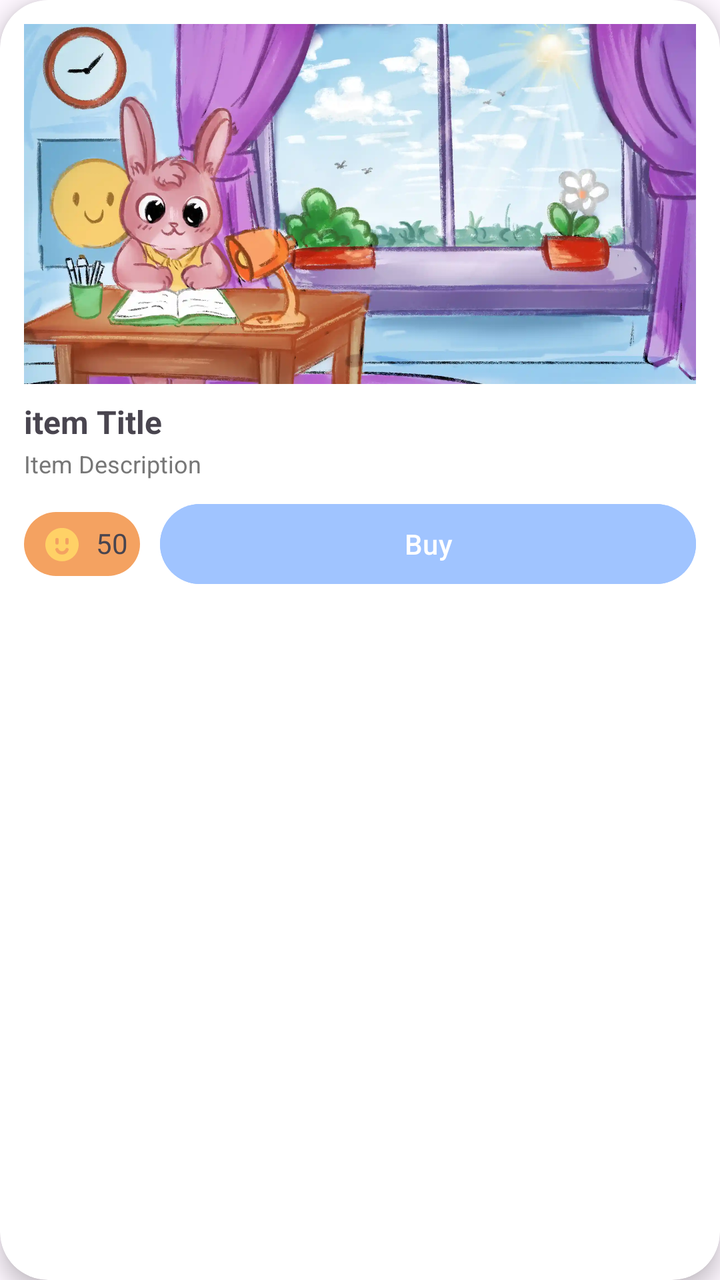
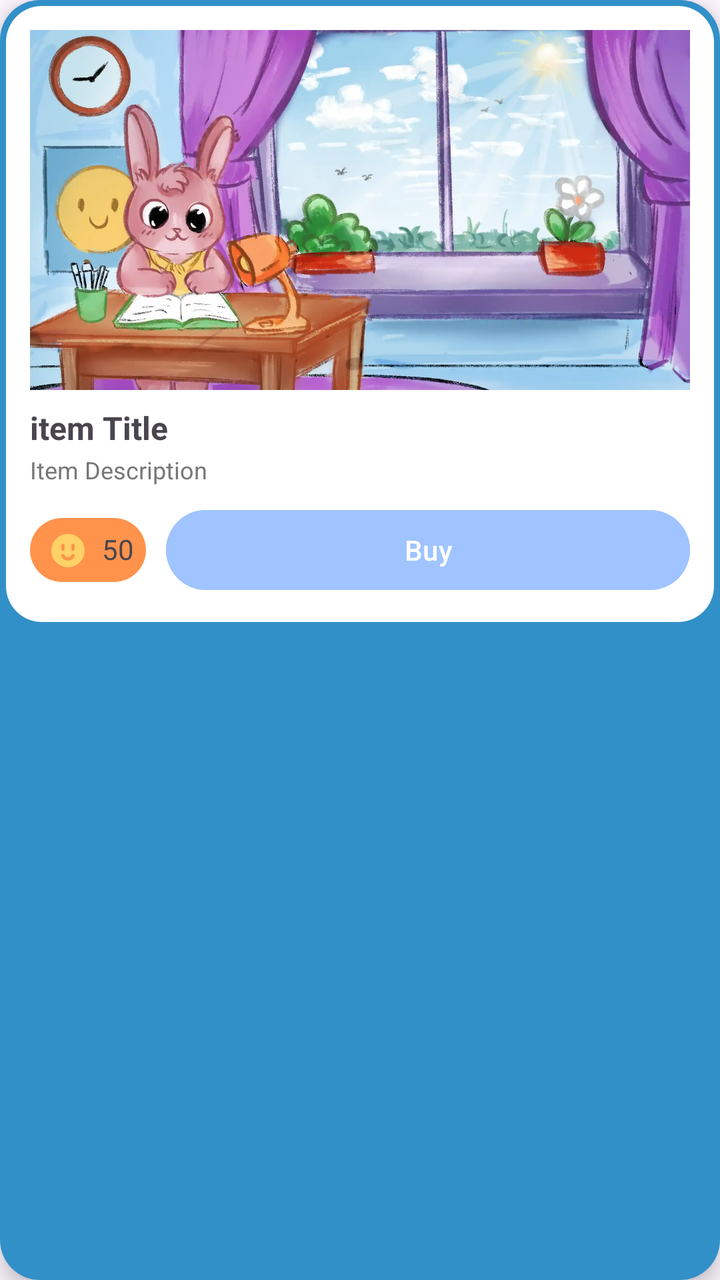

The first picture is an Android layout as it rendered before a commit; the second is the same layout after the commit. The layout source and the unified diff follow.
<!-- AndroidManifest.xml: application theme Theme.BetweenUs -->
<!-- res/layout/item_shop.xml -->
<?xml version="1.0" encoding="utf-8"?>
<androidx.cardview.widget.CardView xmlns:android="http://schemas.android.com/apk/res/android"
    android:layout_width="match_parent"
    android:layout_height="wrap_content"
    xmlns:app="http://schemas.android.com/apk/res-auto"
    android:layout_margin="8dp"
    app:cardCornerRadius="24dp"
    app:cardElevation="6dp"
    app:cardBackgroundColor="#FFFFFF">

    <LinearLayout
        android:orientation="vertical"
        android:padding="12dp"
        android:layout_width="match_parent"
        android:layout_height="wrap_content">

        
        <ImageView
            android:id="@+id/imgPreview"
            android:layout_width="match_parent"
            android:layout_height="180dp"
            android:src="@drawable/bg2"
            android:background="#F5F9FA"
            android:scaleType="centerCrop"
            />

        
        <TextView
            android:layout_width="wrap_content"
            android:layout_height="wrap_content"
            android:id="@+id/tvName"
            android:text="item Title "
            android:textStyle="bold"
            android:textSize="16sp"
            android:layout_marginTop="8dp"/>

        
        <TextView
            android:layout_width="wrap_content"
            android:layout_height="wrap_content"
            android:id="@+id/tvDescription"
            android:text="Item Description"
            android:textSize="12sp"
            android:textColor="#777"
            android:layout_marginTop="2dp"/>

        
        <LinearLayout
            android:layout_width="match_parent"
            android:layout_height="wrap_content"
            android:orientation="horizontal"
            android:layout_marginTop="8dp"
            android:gravity="center_vertical">

            
            <LinearLayout
                android:layout_width="wrap_content"
                android:layout_height="wrap_content"
                android:orientation="horizontal"
                android:background="@drawable/image_round"
                android:backgroundTint="#F4A261"
                android:padding="6dp">

                <ImageView
                    android:layout_width="26dp"
                    android:layout_height="20dp"
                    android:src="@drawable/study_coin"
                    app:tint="#FFD166" />

                <TextView
                    android:layout_width="wrap_content"
                    android:layout_height="wrap_content"
                    android:id="@+id/tvPrice"
                    android:text="50"
                    android:layout_marginStart="4dp"/>
            </LinearLayout>

            
            <Button
                android:id="@+id/btnBuy"
                android:layout_width="wrap_content"
                android:layout_height="wrap_content"
                android:text="Buy"

                android:layout_weight="1"
                android:layout_marginStart="10dp"
                android:backgroundTint="#A0C4FF"
                android:textColor="@android:color/white"/>

        </LinearLayout>

    </LinearLayout>

</androidx.cardview.widget.CardView>
<!-- resources referenced by this layout -->
<resources>
  <!-- drawable bg2: webp bitmap (drawable, 114958 bytes) -->
  <!-- drawable image_round (drawable) -->
  <?xml version="1.0" encoding="utf-8"?>
  <shape xmlns:android="http://schemas.android.com/apk/res/android">
      <corners android:radius="18dp"/>
  </shape>
  <!-- drawable study_coin (drawable) -->
  <vector xmlns:android="http://schemas.android.com/apk/res/android"
      android:width="800dp"
      android:height="800dp"
      android:viewportWidth="24"
      android:viewportHeight="24">
    <path
        android:pathData="M12,22.358c-5.523,0 -10,-4.477 -10,-10s4.477,-10 10,-10 10,4.477 10,10 -4.477,10 -10,10zM8.08,15.752a4.264,4.264 0,0 0,7.84 0,1 1,0 1,0 -1.84,-0.788 2.264,2.264 0,0 1,-4.16 0,1 1,0 1,0 -1.84,0.788zM9,8.358a1,1 0,0 0,-1 1v2a1,1 0,1 0,2 0v-2a1,1 0,0 0,-1 -1zM15,8.358a1,1 0,0 0,-1 1v2a1,1 0,0 0,2 0v-2a1,1 0,0 0,-1 -1z"
        android:fillColor="#000000"/>
  </vector>
  <style name="Theme.BetweenUs" parent="Theme.MaterialComponents.DayNight.NoActionBar">
          
          <item name="colorPrimary">@color/purple_500</item>
          <item name="colorPrimaryVariant">@color/purple_700</item>
          <item name="colorOnPrimary">@color/white</item>
          
          <item name="colorSecondary">@color/teal_200</item>
          <item name="colorSecondaryVariant">@color/teal_700</item>
          <item name="colorOnSecondary">@color/black</item>
          
          <item name="android:statusBarColor">?attr/colorPrimaryVariant</item>
          
      </style>
  <color name="purple_500">#FF6200EE</color>
  <color name="purple_700">#FF3700B3</color>
  <color name="white">#FFFFFFFF</color>
  <color name="teal_200">#FF03DAC5</color>
  <color name="teal_700">#FF018786</color>
  <color name="black">#FF000000</color>
</resources>

<!-- the commit's change to res/layout/item_shop.xml (unified diff, before → after) -->
@@ -4,15 +4,22 @@
     android:layout_height="wrap_content"
     xmlns:app="http://schemas.android.com/apk/res-auto"
     android:layout_margin="8dp"
-    app:cardCornerRadius="24dp"
+    app:cardCornerRadius="20dp"
     app:cardElevation="6dp"
     app:cardBackgroundColor="#FFFFFF">
 
     <LinearLayout
+        android:layout_width="match_parent"
+        android:layout_height="match_parent"
+        android:background="#3290c8"
+        android:padding="3dp">
+    <LinearLayout
         android:orientation="vertical"
         android:padding="12dp"
         android:layout_width="match_parent"
-        android:layout_height="wrap_content">
+        android:layout_height="wrap_content"
+        android:background="@drawable/image_round"
+        android:backgroundTint="@color/white">
 
         
         <ImageView
@@ -58,7 +65,7 @@
                 android:layout_height="wrap_content"
                 android:orientation="horizontal"
                 android:background="@drawable/image_round"
-                android:backgroundTint="#F4A261"
+                android:backgroundTint="#FF934C"
                 android:padding="6dp">
 
                 <ImageView
@@ -89,6 +96,8 @@
 
         </LinearLayout>
 
+        </LinearLayout>
+
     </LinearLayout>
 
 </androidx.cardview.widget.CardView>
